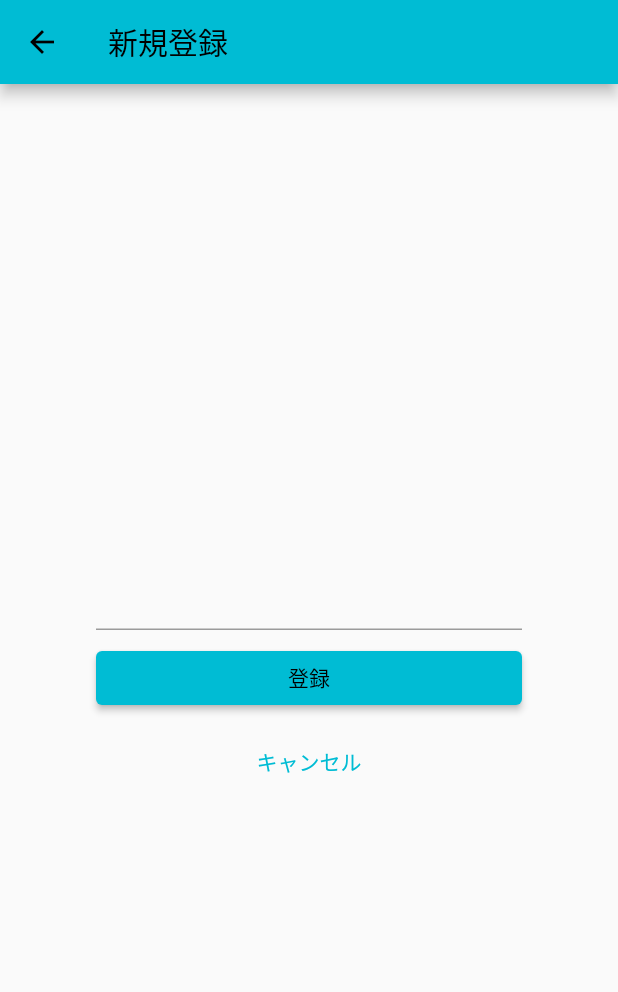
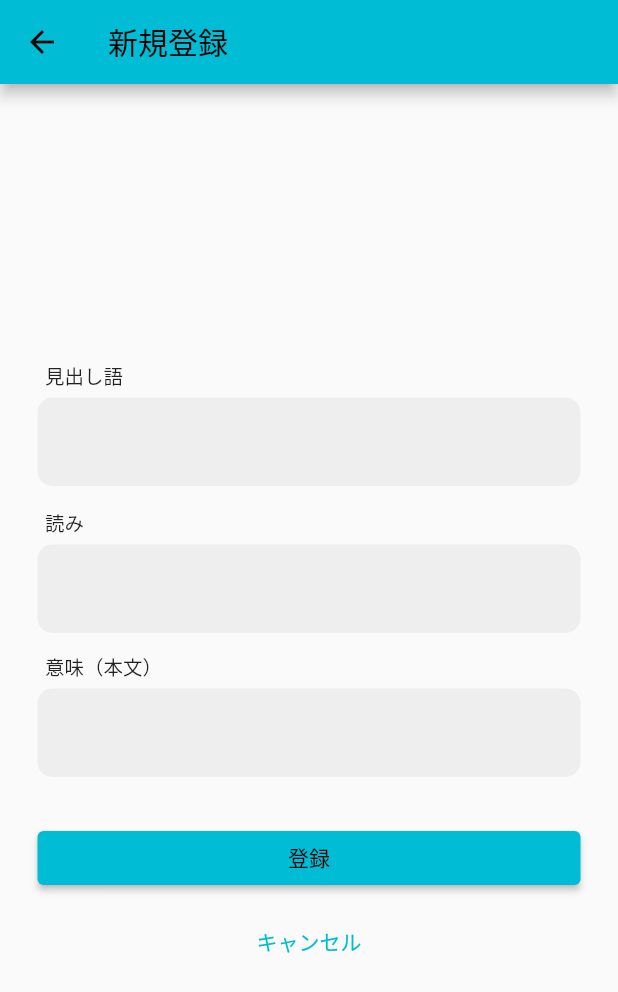
Before and after one commit to kitashio/my-colle-app, a Flutter app: the ListAddPage screen opened directly, on a phone screen of 412 x 824 dp. Shown: the top 992 px of the screen. Run offline on Flutter 3.47's test engine with Material 2 defaults, Android fonts, the phone set to English and light mode, and no system bars.

Commit message:
【リスト登録ページ】入力フォーム作成

```diff
--- a/lib/Books_Page/list_add_page.dart
+++ b/lib/Books_Page/list_add_page.dart
@@ -8,7 +8,10 @@
 }
 
 class _ListAddPageState extends State<ListAddPage> {
-  String _text = '';
+  String _midashi = '';
+  String _yomi = '';
+  String _imi = '';
+
 
   @override
   Widget build(BuildContext context) {
@@ -18,23 +21,97 @@
       ),
       body: Container(
         // 余白を付ける
-        padding: EdgeInsets.all(64),
+        padding: EdgeInsets.all(25),
         child: Column(
           mainAxisAlignment: MainAxisAlignment.center,
           children: <Widget>[
-            Text(_text, style: TextStyle(color: Colors.teal)),
             const SizedBox(height: 8),
             // テキスト入力
+            Container(
+              width: double.infinity,
+              padding: EdgeInsets.all(5),
+              child: Text('見出し語',
+              style: TextStyle(
+                fontSize: 13,
+              ),
+              textAlign: TextAlign.start,),
+            ),
             TextField(
+              decoration: InputDecoration(
+                filled: true,
+                fillColor: Colors.grey.shade200,
+                border: OutlineInputBorder(
+                  borderRadius: BorderRadius.circular(10),
+                  borderSide: BorderSide.none,
+                )
+              ),
               onChanged: (String value){
                 // データが変更したことを知らせる（画面を更新する）
                 setState(() {
                   // データを変更
-                  _text = value;
+                  _midashi = value;
+                });
+              },
+            ),
+            const SizedBox(height: 10),
+            // テキスト入力
+            Container(
+              width: double.infinity,
+              padding: EdgeInsets.all(5),
+              child: Text('読み',
+                style: TextStyle(
+                  fontSize: 13,
+                ),
+                textAlign: TextAlign.start,),
+            ),
+            TextField(
+              decoration: InputDecoration(
+                  filled: true,
+                  fillColor: Colors.grey.shade200,
+                  border: OutlineInputBorder(
+                    borderRadius: BorderRadius.circular(10),
+                    borderSide: BorderSide.none,
+                  )
+              ),
+              onChanged: (String value){
+                // データが変更したことを知らせる（画面を更新する）
+                setState(() {
+                  // データを変更
+                  _yomi = value;
                 });
               },
             ),
             const SizedBox(height: 8),
+            // テキスト入力
+            Container(
+              width: double.infinity,
+              padding: EdgeInsets.all(5),
+              child: Text('意味（本文）',
+                style: TextStyle(
+                  fontSize: 13,
+                ),
+                textAlign: TextAlign.start,),
+            ),
+            Container(
+              child: TextField(
+                decoration: InputDecoration(
+                    filled: true,
+                    fillColor: Colors.grey.shade200,
+                    border: OutlineInputBorder(
+                      borderRadius: BorderRadius.circular(10),
+                      borderSide: BorderSide.none,
+                    )
+                ),
+                onChanged: (String value){
+                  // データが変更したことを知らせる（画面を更新する）
+                  setState(() {
+                    // データを変更
+                    _imi = value;
+                  });
+                },
+              ),
+            ),
+            const SizedBox(height: 30),
             Container(
               // 横幅いっぱいに広げる
               width: double.infinity,
```
